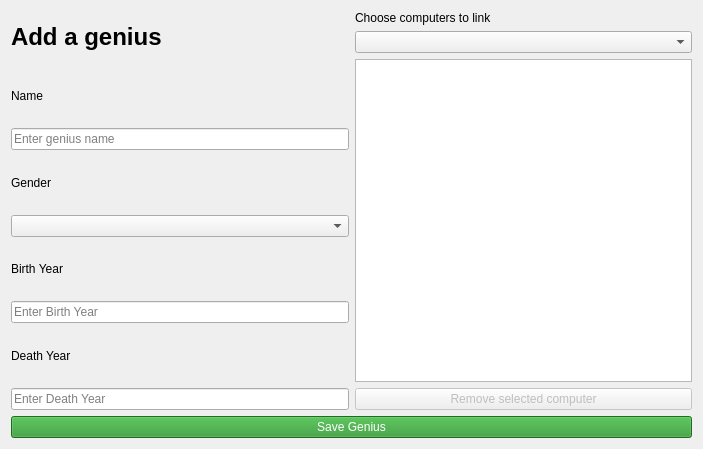
First picture: the form in addgenius.ui, repository danielm15/VLN1-2016-Hopur_16, before the edit.
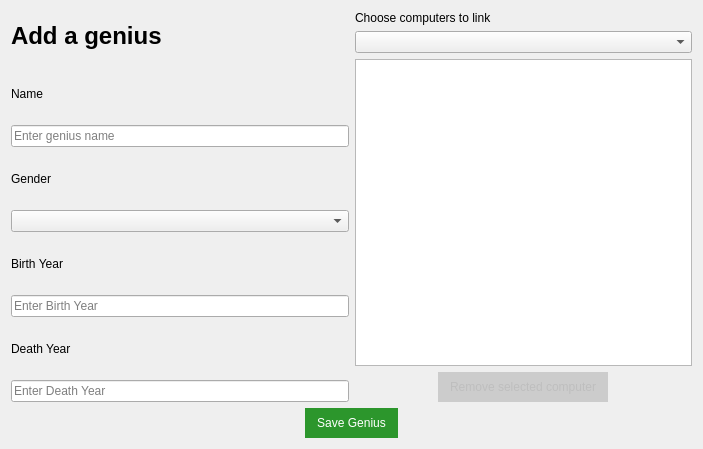
Second picture: the form after the edit. Icons and pictures are not drawn.

Commit message: Added css and design features

```diff
--- a/addgenius.ui
+++ b/addgenius.ui
@@ -142,13 +142,21 @@
        <item>
         <widget class="QListWidget" name="listWidgetComputers"/>
        </item>
-       <item>
+       <item alignment="Qt::AlignHCenter">
         <widget class="QPushButton" name="buttonRemoveSelectedComputer">
          <property name="enabled">
           <bool>false</bool>
          </property>
          <property name="styleSheet">
-          <string notr="true">#buttonRemoveSelectedComputer::enabled {
+          <string notr="true">#buttonRemoveSelectedComputer {
+	padding: 6px 10px;
+	background-color: rgb(204, 204, 204);
+	border: 2px solid;
+	border-color: transparent;
+	border-radius: 16px;
+}
+
+#buttonRemoveSelectedComputer::enabled {
 	background-color: rgb(117, 34, 34);
 	color: rgb(255, 255 ,255);
 }
@@ -166,7 +174,7 @@
      </item>
     </layout>
    </item>
-   <item>
+   <item alignment="Qt::AlignHCenter">
     <widget class="QPushButton" name="pushButtonSaveGenius">
      <property name="enabled">
       <bool>true</bool>
@@ -175,12 +183,16 @@
       <string notr="true">#pushButtonSaveGenius {
 	color: rgb(255, 255, 255);
 	background-color: rgb(44, 150, 44);
-	
+	padding: 6px 10px;
+	border: 2px solid;
+	border-color: transparent;
+	border-radius: 16px;
 }
 
 #pushButtonSaveGenius::hover {
 	background-color: rgb(56, 190, 56);
-}</string>
+}
+</string>
      </property>
      <property name="text">
       <string>Save Genius</string>
```
The commit also changes 4 other files.
